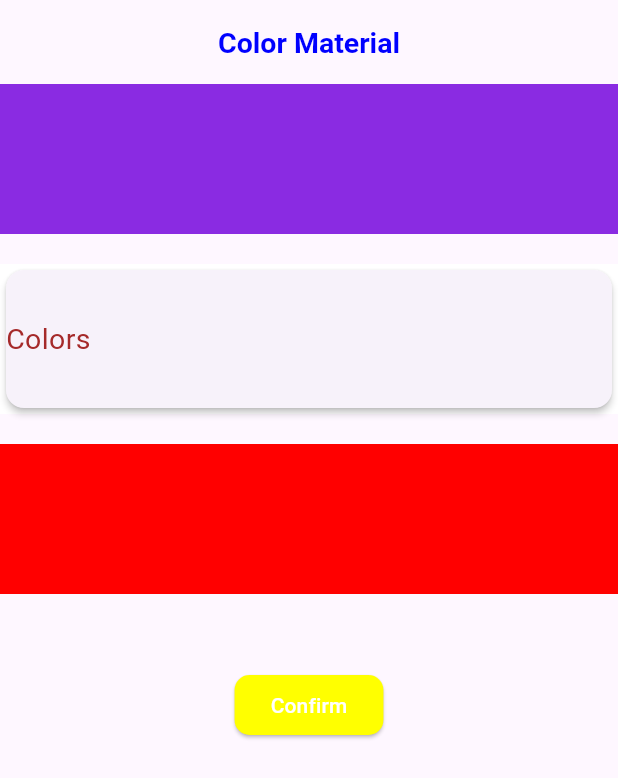
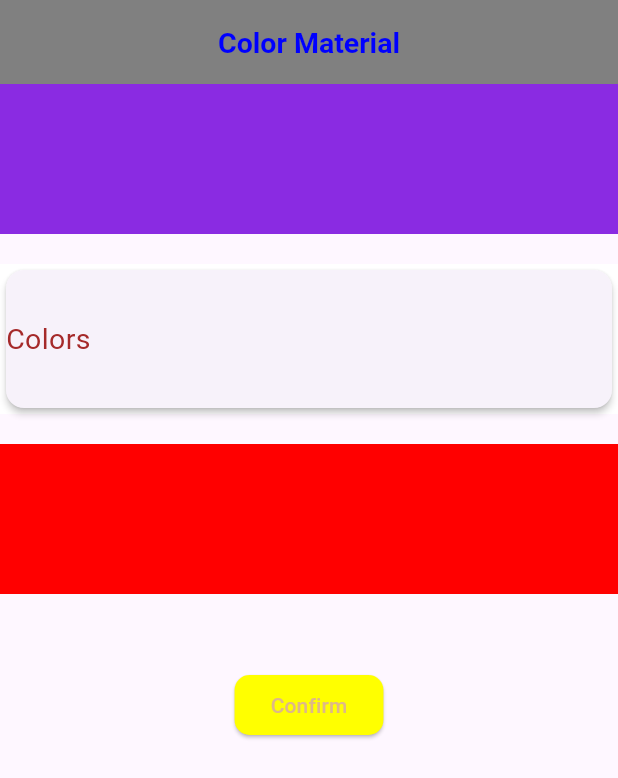
Before and after one commit to Ammar2000-Matarieh/colors_package, a Flutter app: the screen it shows after launch, on a phone screen of 412 x 824 dp. Shown: the top 778 px of the screen. Run offline on Flutter 3.47's test engine with Material 3 defaults, Android fonts, the phone set to English and light mode, and no system bars.

Commit message:
Update Project package

```diff
--- a/example/lib/home_screen.dart
+++ b/example/lib/home_screen.dart
@@ -15,6 +15,7 @@ class _HomeScreenState extends State<HomeScreen> {
   Widget build(BuildContext context) {
     return Scaffold(
       appBar: AppBar(
+        backgroundColor: MaterialColors.gray,
         centerTitle: true,
         title: const Text(
           "Color Material",
@@ -86,7 +87,7 @@ class _HomeScreenState extends State<HomeScreen> {
             child: const Text(
               "Confirm",
               style: TextStyle(
-                color: MaterialColors.white,
+                color: MaterialColors.burlyWood,
               ),
             ),
           ),
```
Also changed, not shown: 1 other file.
